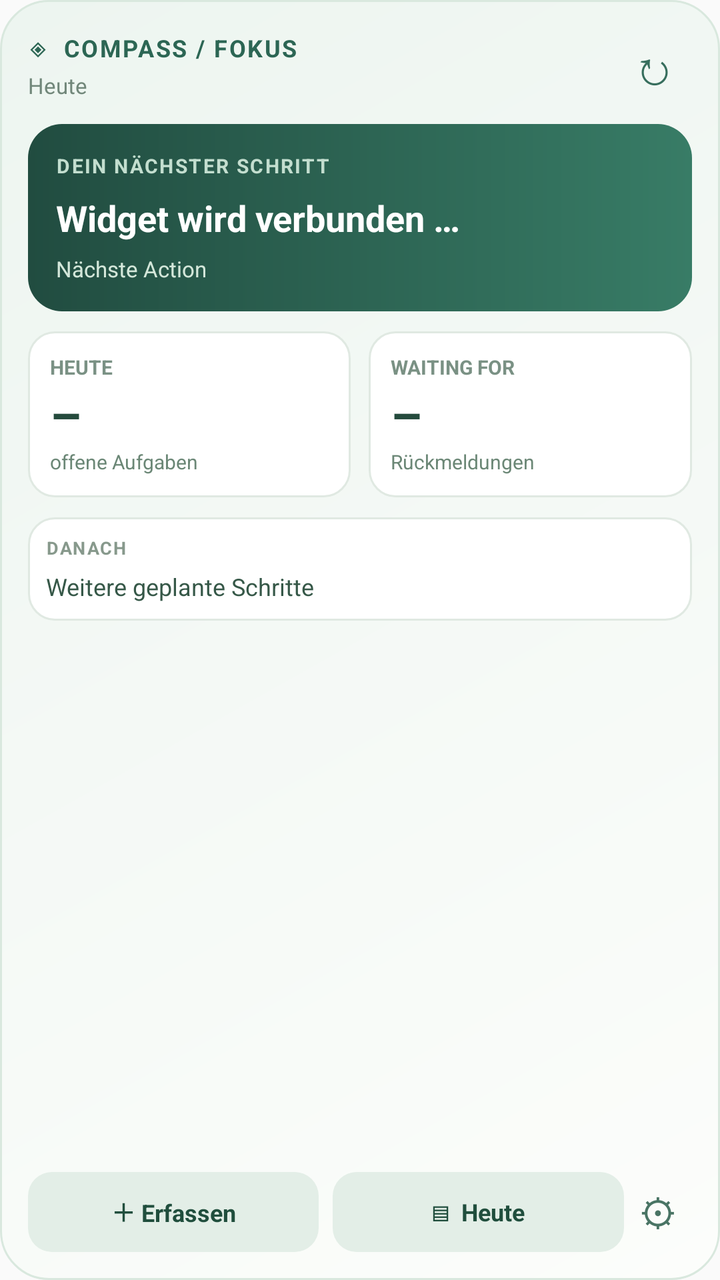
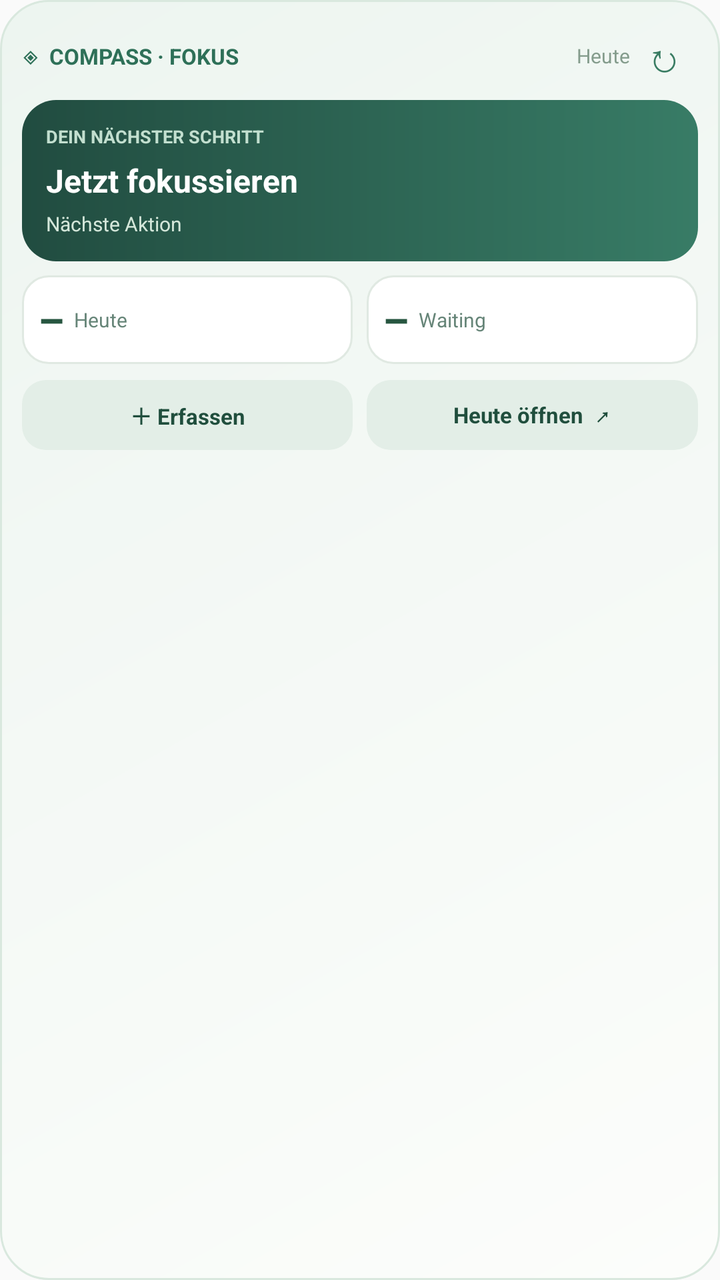

An Android layout rendered at two revisions. The XML below is the earlier revision; the diff shows what the commit changed to produce the second picture.
<!-- AndroidManifest.xml: application theme android:Theme.Material.Light.NoActionBar -->
<!-- res/layout/widget_today.xml -->
<?xml version="1.0" encoding="utf-8"?>
<LinearLayout xmlns:android="http://schemas.android.com/apk/res/android"
 android:layout_width="match_parent" android:layout_height="match_parent" android:orientation="vertical"
 android:background="@drawable/widget_surface" android:padding="14dp">
 <LinearLayout android:layout_width="match_parent" android:layout_height="wrap_content" android:orientation="horizontal" android:gravity="center_vertical">
  <LinearLayout android:layout_width="0dp" android:layout_weight="1" android:layout_height="wrap_content" android:orientation="vertical">
   <TextView android:layout_width="match_parent" android:layout_height="wrap_content" android:text="◈  COMPASS / FOKUS" android:textColor="#2C6654" android:textSize="12sp" android:letterSpacing="0.07" android:textStyle="bold"/>
   <TextView android:id="@+id/widget_date" android:layout_width="match_parent" android:layout_height="wrap_content" android:text="Heute" android:textSize="11sp" android:layout_marginTop="3dp" android:textColor="#71877A"/>
  </LinearLayout>
  <TextView android:id="@+id/widget_refresh" android:layout_width="38dp" android:layout_height="38dp" android:gravity="center" android:text="↻" android:textSize="24sp" android:textColor="#376E5D" android:contentDescription="Fokus aktualisieren"/>
 </LinearLayout>
 <LinearLayout android:layout_width="match_parent" android:layout_height="wrap_content" android:orientation="vertical" android:background="@drawable/widget_primary_panel" android:padding="14dp" android:layout_marginTop="10dp">
  <TextView android:layout_width="match_parent" android:layout_height="wrap_content" android:text="DEIN NÄCHSTER SCHRITT" android:textSize="10sp" android:letterSpacing="0.08" android:textColor="#C3DECF" android:textStyle="bold"/>
  <TextView android:id="@+id/widget_next" android:layout_width="match_parent" android:layout_height="wrap_content" android:maxLines="2" android:ellipsize="end" android:layout_marginTop="7dp" android:textSize="18sp" android:textColor="#FFFFFF" android:textStyle="bold" android:text="Widget wird verbunden …"/>
  <TextView android:id="@+id/widget_meta" android:layout_width="match_parent" android:layout_height="wrap_content" android:layout_marginTop="6dp" android:textSize="11sp" android:textColor="#D4E7DA" android:maxLines="1" android:ellipsize="end" android:text="Nächste Action"/>
 </LinearLayout>
 <LinearLayout android:layout_width="match_parent" android:layout_height="wrap_content" android:orientation="horizontal" android:layout_marginTop="10dp">
  <LinearLayout android:layout_width="0dp" android:layout_weight="1" android:layout_height="wrap_content" android:orientation="vertical" android:background="@drawable/widget_secondary_panel" android:padding="11dp">
   <TextView android:layout_width="match_parent" android:layout_height="wrap_content" android:text="HEUTE" android:textColor="#7A9184" android:textSize="10sp" android:textStyle="bold"/>
   <TextView android:id="@+id/widget_count" android:layout_width="match_parent" android:layout_height="wrap_content" android:text="–" android:textSize="25sp" android:textColor="#254B3D" android:textStyle="bold"/>
   <TextView android:layout_width="match_parent" android:layout_height="wrap_content" android:text="offene Aufgaben" android:textColor="#6B8776" android:textSize="10sp"/>
  </LinearLayout>
  <Space android:layout_width="9dp" android:layout_height="1dp"/>
  <LinearLayout android:layout_width="0dp" android:layout_weight="1" android:layout_height="wrap_content" android:orientation="vertical" android:background="@drawable/widget_secondary_panel" android:padding="11dp">
   <TextView android:layout_width="match_parent" android:layout_height="wrap_content" android:text="WAITING FOR" android:textColor="#7A9184" android:textSize="10sp" android:textStyle="bold"/>
   <TextView android:id="@+id/widget_waiting" android:layout_width="match_parent" android:layout_height="wrap_content" android:text="–" android:textSize="25sp" android:textColor="#254B3D" android:textStyle="bold"/>
   <TextView android:layout_width="match_parent" android:layout_height="wrap_content" android:text="Rückmeldungen" android:textColor="#6B8776" android:textSize="10sp"/>
  </LinearLayout>
 </LinearLayout>
 <LinearLayout android:id="@+id/widget_more" android:layout_width="match_parent" android:layout_height="wrap_content" android:orientation="vertical" android:layout_marginTop="10dp" android:padding="9dp" android:background="@drawable/widget_secondary_panel">
  <TextView android:layout_width="match_parent" android:layout_height="wrap_content" android:text="DANACH" android:textSize="9sp" android:letterSpacing="0.07" android:textStyle="bold" android:textColor="#87998C"/>
  <TextView android:id="@+id/widget_second" android:layout_width="match_parent" android:layout_height="wrap_content" android:layout_marginTop="5dp" android:maxLines="2" android:ellipsize="end" android:textSize="12sp" android:textColor="#365848" android:text="Weitere geplante Schritte"/>
 </LinearLayout>
 <Space android:layout_width="match_parent" android:layout_height="0dp" android:layout_weight="1"/>
 <LinearLayout android:layout_width="match_parent" android:layout_height="wrap_content" android:orientation="horizontal" android:gravity="center_vertical" android:layout_marginTop="10dp">
  <TextView android:id="@+id/widget_capture_button" android:layout_width="0dp" android:layout_weight="1" android:layout_height="40dp" android:gravity="center" android:text="＋ Erfassen" android:textSize="12sp" android:textStyle="bold" android:textColor="#204E3D" android:background="@drawable/widget_action_panel"/>
  <Space android:layout_width="7dp" android:layout_height="1dp"/>
  <TextView android:id="@+id/widget_today_button" android:layout_width="0dp" android:layout_weight="1" android:layout_height="40dp" android:gravity="center" android:text="▤  Heute" android:textSize="12sp" android:textStyle="bold" android:textColor="#204E3D" android:background="@drawable/widget_action_panel"/>
  <TextView android:id="@+id/widget_setup" android:layout_width="34dp" android:layout_height="40dp" android:gravity="center" android:text="⚙" android:textSize="19sp" android:textColor="#497464" android:contentDescription="Widget und Datenschutz einstellen"/>
 </LinearLayout>
</LinearLayout>
<!-- resources referenced by this layout -->
<resources>
  <!-- drawable widget_action_panel (drawable) -->
  <?xml version="1.0" encoding="utf-8"?>
  <shape xmlns:android="http://schemas.android.com/apk/res/android" android:shape="rectangle">
   <solid android:color="#E3EEE7"/><corners android:radius="12dp"/>
  </shape>
  <!-- drawable widget_primary_panel (drawable) -->
  <?xml version="1.0" encoding="utf-8"?>
  <shape xmlns:android="http://schemas.android.com/apk/res/android" android:shape="rectangle">
   <gradient android:startColor="#214C40" android:endColor="#387C66" android:angle="0"/>
   <corners android:radius="17dp"/>
  </shape>
  <!-- drawable widget_secondary_panel (drawable) -->
  <?xml version="1.0" encoding="utf-8"?>
  <shape xmlns:android="http://schemas.android.com/apk/res/android" android:shape="rectangle">
   <solid android:color="#FFFFFF"/><corners android:radius="13dp"/><stroke android:color="#E0E9E2" android:width="1dp"/>
  </shape>
  <!-- drawable widget_surface (drawable) -->
  <?xml version="1.0" encoding="utf-8"?>
  <shape xmlns:android="http://schemas.android.com/apk/res/android" android:shape="rectangle">
   <gradient android:startColor="#FCFDFB" android:endColor="#EDF5F0" android:angle="135"/>
   <corners android:radius="24dp"/><stroke android:color="#D9E8DE" android:width="1dp"/>
  </shape>
</resources>

<!-- the commit's change to res/layout/widget_today.xml (unified diff, before → after) -->
@@ -1,41 +1,33 @@
 <?xml version="1.0" encoding="utf-8"?>
 <LinearLayout xmlns:android="http://schemas.android.com/apk/res/android"
- android:layout_width="match_parent" android:layout_height="match_parent" android:orientation="vertical"
- android:background="@drawable/widget_surface" android:padding="14dp">
+ android:layout_width="match_parent" android:layout_height="match_parent"
+ android:orientation="vertical" android:padding="11dp" android:background="@drawable/widget_surface">
  <LinearLayout android:layout_width="match_parent" android:layout_height="wrap_content" android:orientation="horizontal" android:gravity="center_vertical">
-  <LinearLayout android:layout_width="0dp" android:layout_weight="1" android:layout_height="wrap_content" android:orientation="vertical">
-   <TextView android:layout_width="match_parent" android:layout_height="wrap_content" android:text="◈  COMPASS / FOKUS" android:textColor="#2C6654" android:textSize="12sp" android:letterSpacing="0.07" android:textStyle="bold"/>
-   <TextView android:id="@+id/widget_date" android:layout_width="match_parent" android:layout_height="wrap_content" android:text="Heute" android:textSize="11sp" android:layout_marginTop="3dp" android:textColor="#71877A"/>
+  <TextView android:layout_width="0dp" android:layout_weight="1" android:layout_height="wrap_content" android:text="◈  COMPASS · FOKUS" android:textSize="11sp" android:textStyle="bold" android:textColor="#2E7058"/>
+  <TextView android:id="@+id/widget_date" android:layout_width="wrap_content" android:layout_height="wrap_content" android:text="Heute" android:textSize="10sp" android:textColor="#849C8C"/>
+  <TextView android:id="@+id/widget_refresh" android:layout_width="34dp" android:layout_height="34dp" android:gravity="center" android:text="↻" android:textSize="20sp" android:contentDescription="Daten aktualisieren" android:textColor="#397C62"/>
+ </LinearLayout>
+ <LinearLayout android:layout_width="match_parent" android:layout_height="wrap_content" android:orientation="vertical" android:background="@drawable/widget_primary_panel" android:padding="12dp" android:layout_marginTop="5dp">
+  <TextView android:layout_width="match_parent" android:layout_height="wrap_content" android:text="DEIN NÄCHSTER SCHRITT" android:textSize="9sp" android:textStyle="bold" android:textColor="#C2DFCF"/>
+  <TextView android:id="@+id/widget_next" android:layout_width="match_parent" android:layout_height="wrap_content" android:maxLines="2" android:ellipsize="end" android:layout_marginTop="5dp" android:textSize="16sp" android:textStyle="bold" android:textColor="#FFFFFF" android:text="Jetzt fokussieren"/>
+  <TextView android:id="@+id/widget_meta" android:layout_width="match_parent" android:layout_height="wrap_content" android:layout_marginTop="4dp" android:textSize="10sp" android:textColor="#D4E7DA" android:maxLines="1" android:ellipsize="end" android:text="Nächste Aktion"/>
+ </LinearLayout>
+ <LinearLayout android:layout_width="match_parent" android:layout_height="wrap_content" android:orientation="horizontal" android:layout_marginTop="7dp">
+  <LinearLayout android:layout_width="0dp" android:layout_weight="1" android:layout_height="wrap_content" android:orientation="horizontal" android:gravity="center_vertical" android:background="@drawable/widget_secondary_panel" android:padding="8dp">
+   <TextView android:id="@+id/widget_count" android:layout_width="wrap_content" android:layout_height="wrap_content" android:text="–" android:textSize="21sp" android:textColor="#275640" android:textStyle="bold"/>
+   <TextView android:layout_width="wrap_content" android:layout_height="wrap_content" android:text="  Heute" android:textSize="10sp" android:textColor="#668578"/>
   </LinearLayout>
-  <TextView android:id="@+id/widget_refresh" android:layout_width="38dp" android:layout_height="38dp" android:gravity="center" android:text="↻" android:textSize="24sp" android:textColor="#376E5D" android:contentDescription="Fokus aktualisieren"/>
- </LinearLayout>
- <LinearLayout android:layout_width="match_parent" android:layout_height="wrap_content" android:orientation="vertical" android:background="@drawable/widget_primary_panel" android:padding="14dp" android:layout_marginTop="10dp">
-  <TextView android:layout_width="match_parent" android:layout_height="wrap_content" android:text="DEIN NÄCHSTER SCHRITT" android:textSize="10sp" android:letterSpacing="0.08" android:textColor="#C3DECF" android:textStyle="bold"/>
-  <TextView android:id="@+id/widget_next" android:layout_width="match_parent" android:layout_height="wrap_content" android:maxLines="2" android:ellipsize="end" android:layout_marginTop="7dp" android:textSize="18sp" android:textColor="#FFFFFF" android:textStyle="bold" android:text="Widget wird verbunden …"/>
-  <TextView android:id="@+id/widget_meta" android:layout_width="match_parent" android:layout_height="wrap_content" android:layout_marginTop="6dp" android:textSize="11sp" android:textColor="#D4E7DA" android:maxLines="1" android:ellipsize="end" android:text="Nächste Action"/>
- </LinearLayout>
- <LinearLayout android:layout_width="match_parent" android:layout_height="wrap_content" android:orientation="horizontal" android:layout_marginTop="10dp">
-  <LinearLayout android:layout_width="0dp" android:layout_weight="1" android:layout_height="wrap_content" android:orientation="vertical" android:background="@drawable/widget_secondary_panel" android:padding="11dp">
-   <TextView android:layout_width="match_parent" android:layout_height="wrap_content" android:text="HEUTE" android:textColor="#7A9184" android:textSize="10sp" android:textStyle="bold"/>
-   <TextView android:id="@+id/widget_count" android:layout_width="match_parent" android:layout_height="wrap_content" android:text="–" android:textSize="25sp" android:textColor="#254B3D" android:textStyle="bold"/>
-   <TextView android:layout_width="match_parent" android:layout_height="wrap_content" android:text="offene Aufgaben" android:textColor="#6B8776" android:textSize="10sp"/>
-  </LinearLayout>
-  <Space android:layout_width="9dp" android:layout_height="1dp"/>
-  <LinearLayout android:layout_width="0dp" android:layout_weight="1" android:layout_height="wrap_content" android:orientation="vertical" android:background="@drawable/widget_secondary_panel" android:padding="11dp">
-   <TextView android:layout_width="match_parent" android:layout_height="wrap_content" android:text="WAITING FOR" android:textColor="#7A9184" android:textSize="10sp" android:textStyle="bold"/>
-   <TextView android:id="@+id/widget_waiting" android:layout_width="match_parent" android:layout_height="wrap_content" android:text="–" android:textSize="25sp" android:textColor="#254B3D" android:textStyle="bold"/>
-   <TextView android:layout_width="match_parent" android:layout_height="wrap_content" android:text="Rückmeldungen" android:textColor="#6B8776" android:textSize="10sp"/>
+  <LinearLayout android:layout_width="0dp" android:layout_weight="1" android:layout_height="wrap_content" android:orientation="horizontal" android:gravity="center_vertical" android:background="@drawable/widget_secondary_panel" android:padding="8dp" android:layout_marginLeft="7dp">
+   <TextView android:id="@+id/widget_waiting" android:layout_width="wrap_content" android:layout_height="wrap_content" android:text="–" android:textSize="21sp" android:textColor="#275640" android:textStyle="bold"/>
+   <TextView android:layout_width="wrap_content" android:layout_height="wrap_content" android:text="  Waiting" android:textSize="10sp" android:textColor="#668578"/>
   </LinearLayout>
  </LinearLayout>
- <LinearLayout android:id="@+id/widget_more" android:layout_width="match_parent" android:layout_height="wrap_content" android:orientation="vertical" android:layout_marginTop="10dp" android:padding="9dp" android:background="@drawable/widget_secondary_panel">
-  <TextView android:layout_width="match_parent" android:layout_height="wrap_content" android:text="DANACH" android:textSize="9sp" android:letterSpacing="0.07" android:textStyle="bold" android:textColor="#87998C"/>
-  <TextView android:id="@+id/widget_second" android:layout_width="match_parent" android:layout_height="wrap_content" android:layout_marginTop="5dp" android:maxLines="2" android:ellipsize="end" android:textSize="12sp" android:textColor="#365848" android:text="Weitere geplante Schritte"/>
+ <LinearLayout android:id="@+id/widget_more" android:layout_width="match_parent" android:layout_height="wrap_content" android:orientation="vertical" android:layout_marginTop="6dp" android:visibility="gone">
+  <TextView android:id="@+id/widget_second" android:layout_width="match_parent" android:layout_height="wrap_content" android:maxLines="1" android:ellipsize="end" android:textSize="10sp" android:textColor="#789389" android:text="Weitere Schritte"/>
  </LinearLayout>
- <Space android:layout_width="match_parent" android:layout_height="0dp" android:layout_weight="1"/>
- <LinearLayout android:layout_width="match_parent" android:layout_height="wrap_content" android:orientation="horizontal" android:gravity="center_vertical" android:layout_marginTop="10dp">
-  <TextView android:id="@+id/widget_capture_button" android:layout_width="0dp" android:layout_weight="1" android:layout_height="40dp" android:gravity="center" android:text="＋ Erfassen" android:textSize="12sp" android:textStyle="bold" android:textColor="#204E3D" android:background="@drawable/widget_action_panel"/>
-  <Space android:layout_width="7dp" android:layout_height="1dp"/>
-  <TextView android:id="@+id/widget_today_button" android:layout_width="0dp" android:layout_weight="1" android:layout_height="40dp" android:gravity="center" android:text="▤  Heute" android:textSize="12sp" android:textStyle="bold" android:textColor="#204E3D" android:background="@drawable/widget_action_panel"/>
-  <TextView android:id="@+id/widget_setup" android:layout_width="34dp" android:layout_height="40dp" android:gravity="center" android:text="⚙" android:textSize="19sp" android:textColor="#497464" android:contentDescription="Widget und Datenschutz einstellen"/>
+ <LinearLayout android:layout_width="match_parent" android:layout_height="wrap_content" android:orientation="horizontal" android:layout_marginTop="8dp" android:gravity="center_vertical">
+  <TextView android:id="@+id/widget_capture_button" android:layout_width="0dp" android:layout_weight="1" android:layout_height="35dp" android:gravity="center" android:text="＋ Erfassen" android:textSize="11sp" android:textStyle="bold" android:textColor="#204E3D" android:background="@drawable/widget_action_panel"/>
+  <TextView android:id="@+id/widget_today_button" android:layout_width="0dp" android:layout_weight="1" android:layout_height="35dp" android:gravity="center" android:text="Heute öffnen  ↗" android:textSize="11sp" android:textStyle="bold" android:textColor="#204E3D" android:layout_marginLeft="7dp" android:background="@drawable/widget_action_panel"/>
+  <TextView android:id="@+id/widget_setup" android:layout_width="1dp" android:layout_height="1dp" android:visibility="gone" android:contentDescription="In der Compass-App einrichten"/>
  </LinearLayout>
 </LinearLayout>
